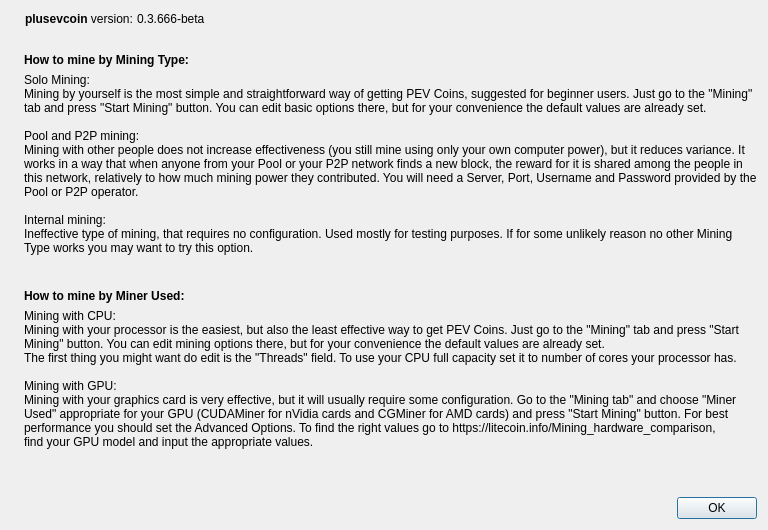
This is src/qt/forms/miningTutDialog.ui in plusevcoin/plusevcoin as Qt 5 draws it before an edit. The edited form follows.
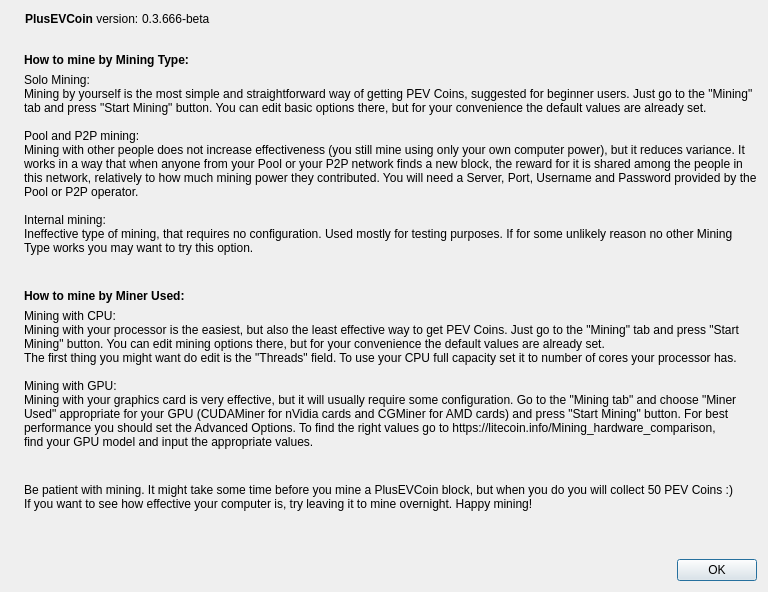
This is the edited form. Icons and pictures are not drawn.

```diff
--- a/src/qt/forms/miningTutDialog.ui
+++ b/src/qt/forms/miningTutDialog.ui
@@ -66,7 +66,7 @@
           </property>
           <property name="text">
            <string>
-&lt;html&gt;&lt;head/&gt;&lt;body&gt;&lt;p&gt;&lt;span style=&quot; font-weight:600;&quot;&gt;plusevcoin&lt;/span&gt; version: &lt;/p&gt;&lt;/body&gt;&lt;/html&gt;</string>
+&lt;html&gt;&lt;head/&gt;&lt;body&gt;&lt;p&gt;&lt;span style=&quot; font-weight:600;&quot;&gt;PlusEVCoin&lt;/span&gt; version: &lt;/p&gt;&lt;/body&gt;&lt;/html&gt;</string>
           </property>
           <property name="textInteractionFlags">
            <set>Qt::LinksAccessibleByMouse|Qt::TextSelectableByKeyboard|Qt::TextSelectableByMouse</set>
@@ -192,6 +192,25 @@
 Used" appropriate for your GPU (CUDAMiner for nVidia cards and CGMiner for AMD cards) and press "Start Mining" button. For best
 performance you should set the Advanced Options. To find the right values go to https://litecoin.info/Mining_hardware_comparison,
 find your GPU model and input the appropriate values.
+
+</string>
+       </property>
+       <property name="textInteractionFlags">
+        <set>Qt::LinksAccessibleByMouse|Qt::TextSelectableByKeyboard|Qt::TextSelectableByMouse</set>
+       </property>
+      </widget>
+     </item>
+     <item>
+      <widget class="QLabel" name="label_7g">
+       <property name="sizePolicy">
+        <sizepolicy hsizetype="Minimum" vsizetype="Maximum">
+         <horstretch>0</horstretch>
+         <verstretch>0</verstretch>
+        </sizepolicy>
+       </property>
+       <property name="text">
+           <string>Be patient with mining. It might take some time before you mine a PlusEVCoin block, but when you do you will collect 50 PEV Coins :)
+If you want to see how effective your computer is, try leaving it to mine overnight. Happy mining!
 
 
 </string>
```
